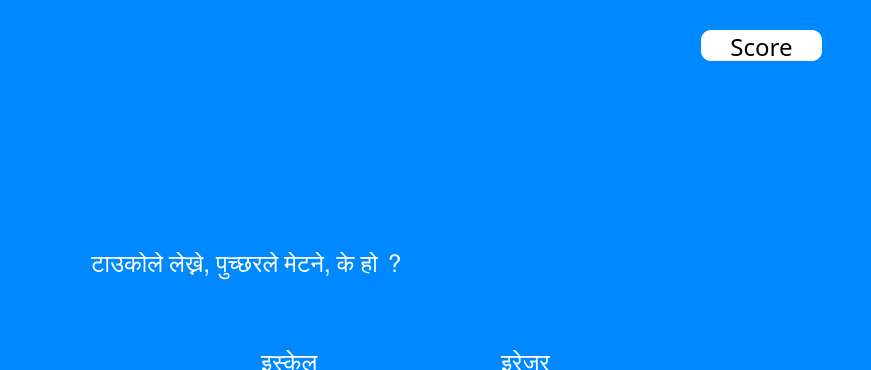
Above: mainscreen.ui from dahalujjwal/SUPR-gau-khane-katha before the change; both pictures show x 379 to 1250 and y 0 to 370 of the 1250 by 648 pixel window. Below: the same form after it.
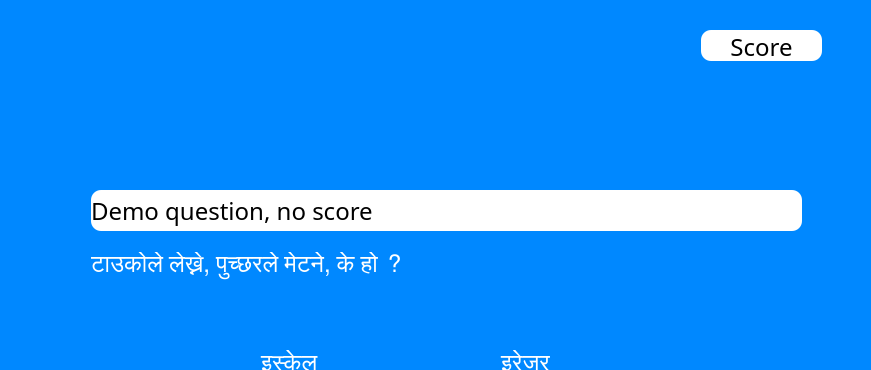
That is the form after the change. The open tabs and pages were chosen to show the change. Icons and pictures are not drawn.

Commit message: right and wrong answer distinguisher

```diff
--- a/mainscreen.ui
+++ b/mainscreen.ui
@@ -1000,6 +1000,19 @@
        <string>&lt;center&gt;Score&lt;/center&gt;</string>
       </property>
      </widget>
+     <widget class="QLabel" name="demo_label">
+      <property name="geometry">
+       <rect>
+        <x>470</x>
+        <y>190</y>
+        <width>711</width>
+        <height>41</height>
+       </rect>
+      </property>
+      <property name="text">
+       <string>Demo question, no score </string>
+      </property>
+     </widget>
     </widget>
     <widget class="QWidget" name="resultPage">
      <property name="styleSheet">
```
Left out of the diff: 3 changed lines with no effect on the pictures. The commit also changes 2 other files.
